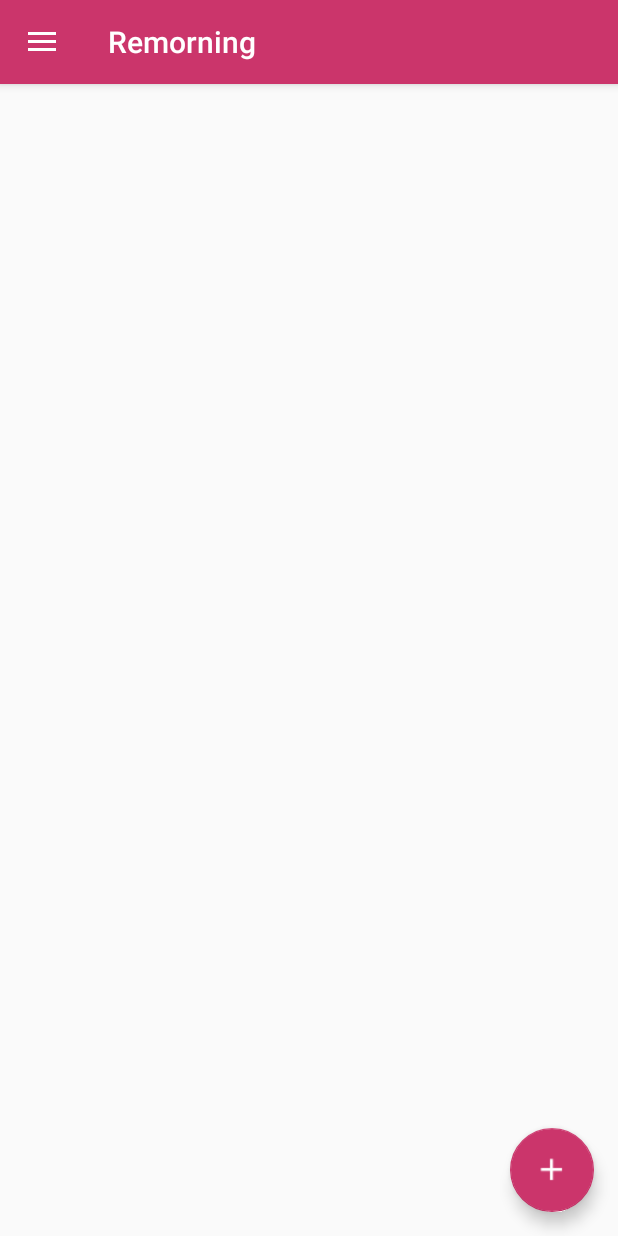
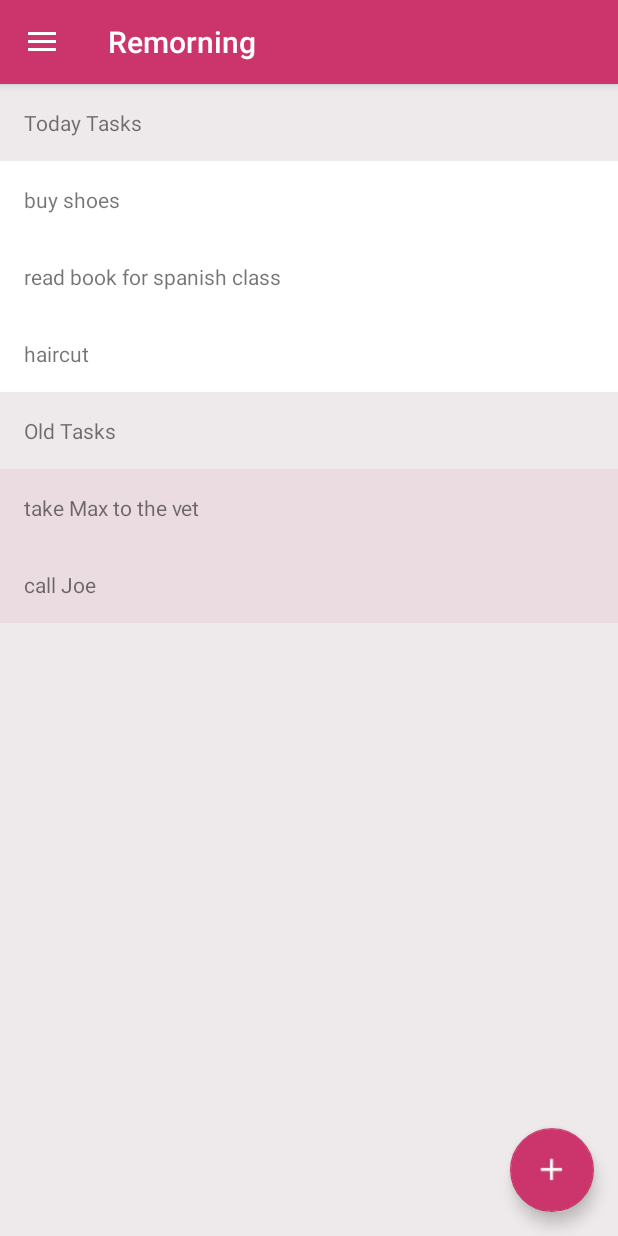
Before and after one commit to GabeConsalter/ReMorning, an Android app: the screen it shows after launch once a user with an empty profile is signed in (MainActivity), on a phone screen of 412 x 824 dp. Run offline under Robolectric (Android 15) with nearby library versions, the phone set to English and light mode, and no system bars; our stand-ins replace Firebase (no records; nobody signed in at launch, a user with empty details on screens opened directly), Picasso.

Commit message:
MainActivity design and screen mockups

```diff
--- a/app/src/main/java/gabeconsalter/remorning/ConfigActivity.java
+++ b/app/src/main/java/gabeconsalter/remorning/ConfigActivity.java
@@ -19,17 +19,6 @@ public class ConfigActivity extends AppCompatActivity {
         setSupportActionBar(toolbar);
         getSupportActionBar().setDisplayHomeAsUpEnabled(true);
         getSupportActionBar().setDisplayShowHomeEnabled(true);
-
-        FloatingActionButton fab = (FloatingActionButton) findViewById(R.id.fab);
-        fab.setOnClickListener(new View.OnClickListener() {
-            @Override
-            public void onClick(View view) {
-                Snackbar.make(view, "Replace with your own action", Snackbar.LENGTH_LONG)
-                        .setAction("Action", null).show();
-            }
-        });
-
-        //toolbar.setNavigationIcon(getResources().getDrawable(R.id.ic_));
     }
 
 }
--- a/app/src/main/java/gabeconsalter/remorning/LoginActivity.java
+++ b/app/src/main/java/gabeconsalter/remorning/LoginActivity.java
@@ -29,6 +29,7 @@ import com.google.firebase.auth.GoogleAuthProvider;
 
 public class LoginActivity extends AppCompatActivity implements GoogleApiClient.OnConnectionFailedListener {
     private TextView txtReMorning;
+    private Typeface fontPacifigoRegular;
     private GoogleApiClient mGoogleApiClient;
     private GoogleSignInOptions gso;
     private SignInButton btnLogGoogle;
@@ -79,6 +80,9 @@ public class LoginActivity extends AppCompatActivity implements GoogleApiClient.
                 signIn();
             }
         });
+
+        fontPacifigoRegular = Typeface.createFromAsset(getAssets(), "fonts/Pacifico-Regular.ttf");
+        txtReMorning.setTypeface(fontPacifigoRegular);
     }
 
     private void signIn() {
--- a/app/src/main/java/gabeconsalter/remorning/MainActivity.java
+++ b/app/src/main/java/gabeconsalter/remorning/MainActivity.java
@@ -15,14 +15,18 @@ import android.support.v7.app.ActionBarDrawerToggle;
 import android.support.v7.app.AppCompatActivity;
 import android.support.v7.widget.Toolbar;
 import android.view.MenuItem;
+import android.widget.ArrayAdapter;
 import android.widget.ImageView;
 import android.widget.LinearLayout;
+import android.widget.ListView;
 import android.widget.TextView;
 import android.widget.Toast;
 
 import com.google.firebase.auth.FirebaseAuth;
 import com.google.firebase.auth.FirebaseUser;
 import com.squareup.picasso.Picasso;
+
+import java.util.ArrayList;
 
 public class MainActivity extends AppCompatActivity
         implements NavigationView.OnNavigationItemSelectedListener {
--- a/app/src/main/java/gabeconsalter/remorning/NewTaskActivity.java
+++ b/app/src/main/java/gabeconsalter/remorning/NewTaskActivity.java
@@ -15,6 +15,8 @@ public class NewTaskActivity extends AppCompatActivity {
         setContentView(R.layout.activity_new_task);
         Toolbar toolbar = (Toolbar) findViewById(R.id.toolbar);
         setSupportActionBar(toolbar);
+        getSupportActionBar().setDisplayHomeAsUpEnabled(true);
+        getSupportActionBar().setDisplayShowHomeEnabled(true);
 
         FloatingActionButton fab = (FloatingActionButton) findViewById(R.id.fab);
         fab.setOnClickListener(new View.OnClickListener() {
--- a/app/src/main/res/layout/activity_config.xml
+++ b/app/src/main/res/layout/activity_config.xml
@@ -22,12 +22,4 @@
 
     <include layout="@layout/content_config" />
 
-    <android.support.design.widget.FloatingActionButton
-        android:id="@+id/fab"
-        android:layout_width="wrap_content"
-        android:layout_height="wrap_content"
-        android:layout_gravity="bottom|end"
-        android:layout_margin="@dimen/fab_margin"
-        app:srcCompat="@drawable/ic_done" />
-
 </android.support.design.widget.CoordinatorLayout>
--- a/app/src/main/res/layout/activity_login.xml
+++ b/app/src/main/res/layout/activity_login.xml
@@ -13,7 +13,7 @@
         android:layout_width="match_parent"
         android:layout_height="wrap_content"
         android:fontFamily="sans-serif"
-        android:text="@string/app_name"
+        android:text="@string/app_name_min"
         android:textAlignment="center"
         android:textColor="#FFF"
         android:textSize="50dp"
--- a/app/src/main/res/layout/content_main.xml
+++ b/app/src/main/res/layout/content_main.xml
@@ -1,11 +1,87 @@
 <?xml version="1.0" encoding="utf-8"?>
-<android.support.constraint.ConstraintLayout xmlns:android="http://schemas.android.com/apk/res/android"
+<ScrollView xmlns:android="http://schemas.android.com/apk/res/android"
     xmlns:app="http://schemas.android.com/apk/res-auto"
     xmlns:tools="http://schemas.android.com/tools"
     android:layout_width="match_parent"
     android:layout_height="match_parent"
     app:layout_behavior="@string/appbar_scrolling_view_behavior"
     tools:context="gabeconsalter.remorning.MainActivity"
-    tools:showIn="@layout/app_bar_main">
+    tools:showIn="@layout/app_bar_main"
+    android:background="@color/backgroundGray">
 
-</android.support.constraint.ConstraintLayout>
+    <LinearLayout
+        android:layout_width="match_parent"
+        android:layout_height="wrap_content"
+        android:orientation="vertical">
+
+        <TextView
+            android:id="@+id/textView6"
+            android:layout_width="wrap_content"
+            android:layout_height="wrap_content"
+            android:layout_weight="1"
+            android:padding="@dimen/paddingLayout"
+            android:text="@string/todayTasks"/>
+
+        <TextView
+            android:background="#FFF"
+            android:layout_width="match_parent"
+            android:layout_height="wrap_content"
+            android:paddingBottom="16dp"
+            android:paddingLeft="16dp"
+            android:paddingTop="16dp"
+            android:text="buy shoes" />
+
+        <TextView
+            android:id="@+id/textView9"
+            android:layout_width="match_parent"
+            android:layout_height="wrap_content"
+            android:layout_weight="1"
+            android:background="#FFF"
+            android:paddingBottom="16dp"
+            android:paddingLeft="16dp"
+            android:paddingTop="16dp"
+            android:text="read book for spanish class" />
+
+        <TextView
+            android:id="@+id/textView8"
+            android:layout_width="match_parent"
+            android:layout_height="wrap_content"
+            android:layout_weight="1"
+            android:background="#FFF"
+            android:paddingBottom="16dp"
+            android:paddingLeft="16dp"
+            android:paddingTop="16dp"
+            android:text="haircut" />
+
+        <TextView
+            android:id="@+id/textView7"
+            android:layout_width="wrap_content"
+            android:layout_height="wrap_content"
+            android:layout_weight="1"
+            android:padding="@dimen/paddingLayout"
+            android:text="@string/oldTasks" />
+
+        <TextView
+            android:id="@+id/textView12"
+            android:layout_width="match_parent"
+            android:layout_height="wrap_content"
+            android:layout_weight="1"
+            android:background="@color/backgroundOldTasks"
+            android:paddingBottom="16dp"
+            android:paddingLeft="16dp"
+            android:paddingTop="16dp"
+            android:text="take Max to the vet" />
+
+        <TextView
+            android:id="@+id/textView11"
+            android:layout_width="match_parent"
+            android:layout_height="wrap_content"
+            android:layout_weight="1"
+            android:background="@color/backgroundOldTasks"
+            android:paddingBottom="16dp"
+            android:paddingLeft="16dp"
+            android:paddingTop="16dp"
+            android:text="call Joe" />
+
+    </LinearLayout>
+</ScrollView>
--- a/app/src/main/res/values/colors.xml
+++ b/app/src/main/res/values/colors.xml
@@ -4,5 +4,7 @@
     <color name="colorPrimaryDark">#cb356b</color>
     <color name="colorAccent">#cb356b</color>
     <color name="gradientStart">#bd3f32</color>
-    <color name="gradientEnd">#cb356b</color>cb356b
+    <color name="gradientEnd">#cb356b</color>
+    <color name="backgroundGray">#eeeaeb</color>
+    <color name="backgroundOldTasks">#14cb356b</color>
 </resources>
--- a/app/src/main/res/values/strings.xml
+++ b/app/src/main/res/values/strings.xml
@@ -31,4 +31,7 @@
     <string name="newTasksExpl">Set this hour to get new tasks</string>
     <string name="resetTasks">Reset Tasks</string>
     <string name="resetTasksExpl">Set this hour to reset tasks and store the delayed tasks</string>
+    <string name="todayTasks">Today Tasks</string>
+    <string name="oldTasks">Old Tasks</string>
+    <string name="relaxBoy">Relax boy, you have more... nothing to do!</string>
 </resources>
--- a/build.gradle
+++ b/build.gradle
@@ -5,7 +5,7 @@ buildscript {
         jcenter()
     }
     dependencies {
-        classpath 'com.android.tools.build:gradle:2.3.1'
+        classpath 'com.android.tools.build:gradle:2.3.2'
         classpath 'com.google.gms:google-services:3.0.0'
 
         // NOTE: Do not place your application dependencies here; they belong
```
Also changed, not shown: app/src/main/res/drawable-hdpi/ic_sentiment_very_satisfied.png (added), app/src/main/res/drawable-mdpi/ic_sentiment_very_satisfied.png (added), app/src/main/res/drawable-xhdpi/ic_sentiment_very_satisfied.png (added), app/src/main/res/drawable-xxhdpi/ic_sentiment_very_satisfied.png (added), app/src/main/res/drawable-xxxhdpi/ic_sentiment_very_satisfied.png (added), 5 other files.
